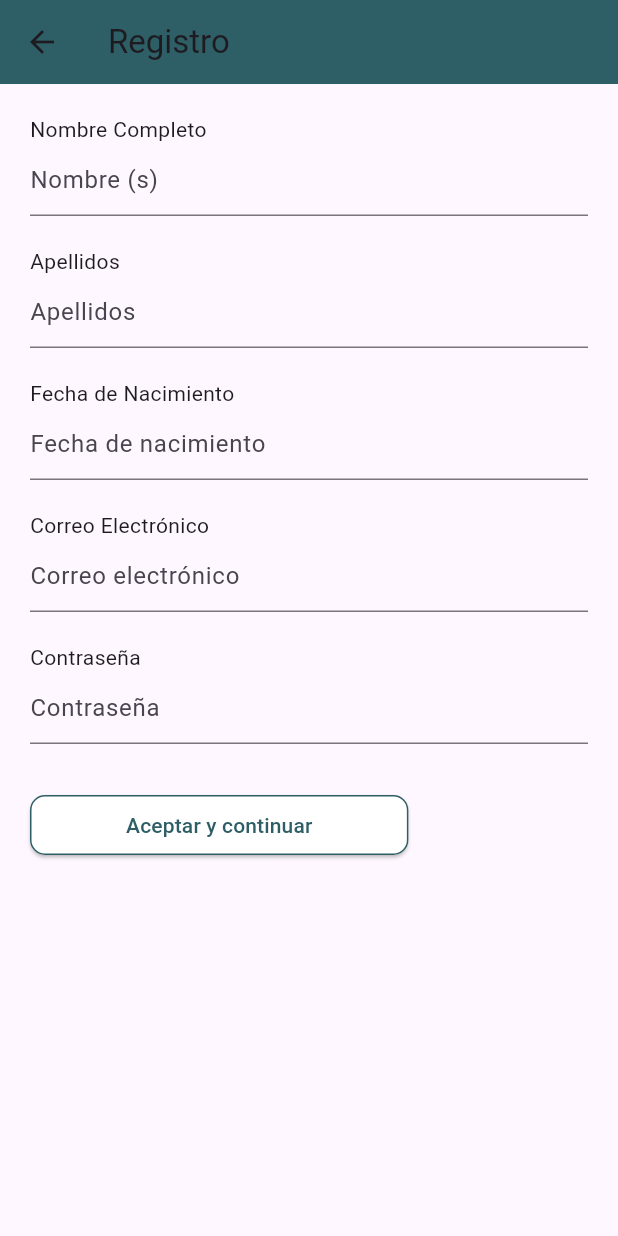
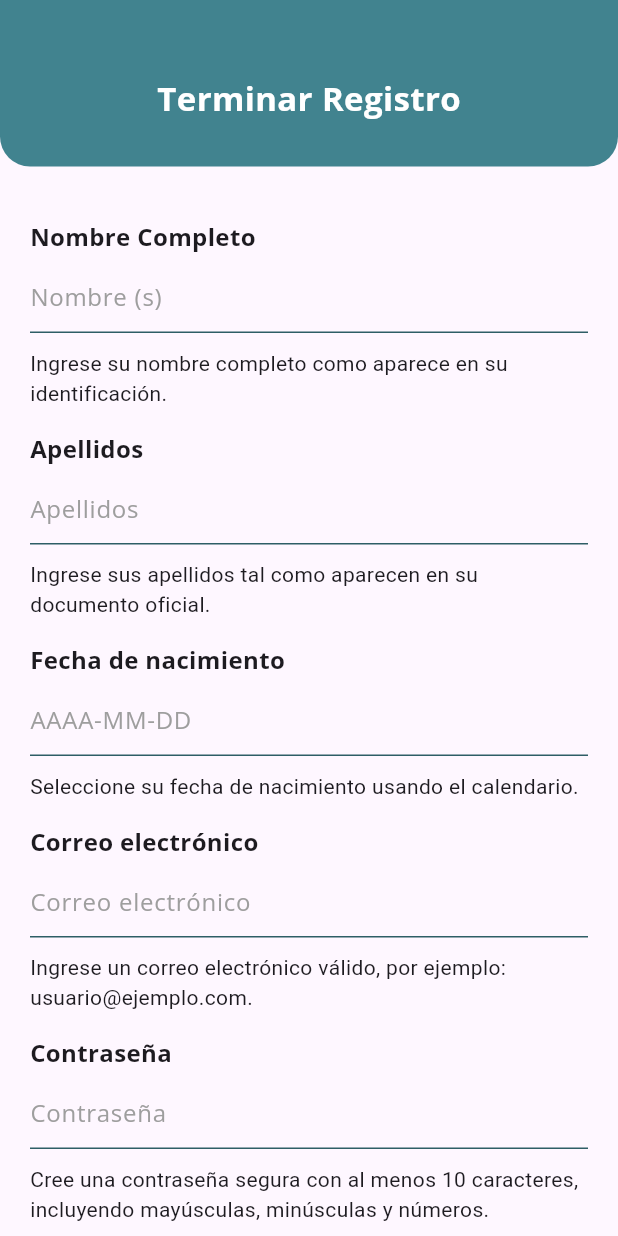
Before and after one commit to Yahir019cx/PoolAndChill, a Flutter app: the RegisterScreen screen opened directly, on a phone screen of 412 x 824 dp. Run offline on Flutter 3.47's test engine with Material 3 defaults, Android fonts, the light colour scheme and no system bars; our stand-ins replace font_awesome_flutter, google_fonts.

Commit message:
Pantalla de registro terminada

```diff
--- a/lib/screens/register_screen.dart
+++ b/lib/screens/register_screen.dart
@@ -1,73 +1,164 @@
 import 'package:flutter/material.dart';
+import 'package:google_fonts/google_fonts.dart';
+import 'login_screen.dart'; // Importamos la pantalla de login
 
-class RegisterScreen extends StatelessWidget {
+class RegisterScreen extends StatefulWidget {
+  @override
+  _RegisterScreenState createState() => _RegisterScreenState();
+}
+
+class _RegisterScreenState extends State<RegisterScreen> {
+  final _formKey = GlobalKey<FormState>();
+  bool _termsAccepted = false;
+  bool _privacyAccepted = false;
+
+  TextEditingController _birthDateController = TextEditingController();
+
+  // Función para seleccionar la fecha de nacimiento con un calendario
+  Future<void> _selectDate(BuildContext context) async {
+    DateTime? pickedDate = await showDatePicker(
+      context: context,
+      initialDate: DateTime.now(),
+      firstDate: DateTime(1900),
+      lastDate: DateTime.now(),
+    );
+    if (pickedDate != null) {
+      setState(() {
+        _birthDateController.text =
+            "${pickedDate.year}-${pickedDate.month.toString().padLeft(2, '0')}-${pickedDate.day.toString().padLeft(2, '0')}";
+      });
+    }
+  }
+
   @override
   Widget build(BuildContext context) {
     return Scaffold(
-      appBar: AppBar(
-        title: Text("Registro"),
-        backgroundColor: Color(0xFF2E5E66),
+      body: SingleChildScrollView(
+        child: Column(
+          children: [
+            // Cabecera estilo
+            Container(
+              width: double.infinity,
+              padding: EdgeInsets.only(top: 50, bottom: 30),
+              decoration: BoxDecoration(
+                color: Color.fromARGB(255, 65, 131, 143),
+                borderRadius: BorderRadius.only(
+                  bottomRight: Radius.circular(20),
+                  bottomLeft: Radius.circular(20),
                 ),
-      body: Padding(
-        padding: EdgeInsets.all(20),
+              ),
+              child: Center(
+                child: Text(
+                  "Terminar Registro",
+                  style: GoogleFonts.openSans(
+                    fontSize: 22,
+                    fontWeight: FontWeight.bold,
+                    color: Colors.white,
+                  ),
+                ),
+              ),
+            ),
+
+            Padding(
+              padding: EdgeInsets.symmetric(horizontal: 20, vertical: 20),
+              child: Form(
+                key: _formKey,
                 child: Column(
                   crossAxisAlignment: CrossAxisAlignment.start,
                   children: [
-            Text("Nombre Completo"),
-            TextField(
-              decoration: InputDecoration(
-                hintText: "Nombre (s)",
-                border: UnderlineInputBorder(),
+                    _buildSectionTitle("Nombre Completo"),
+                    _buildTextField("Nombre (s)"),
+                    Text("Ingrese su nombre completo como aparece en su identificación."),
+
+                    _buildSectionTitle("Apellidos"),
+                    _buildTextField("Apellidos"),
+                    Text("Ingrese sus apellidos tal como aparecen en su documento oficial."),
+
+                    _buildSectionTitle("Fecha de nacimiento"),
+                    GestureDetector(
+                      onTap: () => _selectDate(context),
+                      child: AbsorbPointer(
+                        child: _buildTextField("AAAA-MM-DD", controller: _birthDateController),
                       ),
                     ),
+                    Text("Seleccione su fecha de nacimiento usando el calendario."),
+
+                    _buildSectionTitle("Correo electrónico"),
+                    _buildTextField("Correo electrónico"),
+                    Text("Ingrese un correo electrónico válido, por ejemplo: usuario@ejemplo.com."),
+
+                    _buildSectionTitle("Contraseña"),
+                    _buildTextField("Contraseña", obscureText: true),
+                    Text("Cree una contraseña segura con al menos 10 caracteres, incluyendo mayúsculas, minúsculas y números."),
+
                     SizedBox(height: 20),
-            Text("Apellidos"),
-            TextField(
-              decoration: InputDecoration(
-                hintText: "Apellidos",
-                border: UnderlineInputBorder(),
-              ),
-            ),
+
+                    _buildCheckbox("Acepto los Términos y Condiciones", (value) {
+                      setState(() {
+                        _termsAccepted = value!;
+                      });
+                    }, _termsAccepted),
+
+                    _buildCheckbox("Acepto la Política de Privacidad", (value) {
+                      setState(() {
+                        _privacyAccepted = value!;
+                      });
+                    }, _privacyAccepted),
+
                     SizedBox(height: 20),
-            Text("Fecha de Nacimiento"),
-            TextField(
-              decoration: InputDecoration(
-                hintText: "Fecha de nacimiento",
-                border: UnderlineInputBorder(),
-              ),
-            ),
-            SizedBox(height: 20),
-            Text("Correo Electrónico"),
-            TextField(
-              decoration: InputDecoration(
-                hintText: "Correo electrónico",
-                border: UnderlineInputBorder(),
-              ),
-            ),
-            SizedBox(height: 20),
-            Text("Contraseña"),
-            TextField(
-              obscureText: true,
-              decoration: InputDecoration(
-                hintText: "Contraseña",
-                border: UnderlineInputBorder(),
-              ),
-            ),
-            SizedBox(height: 30),
-            ElevatedButton(
-              onPressed: () {},
+
+                    // Botón Aceptar y continuar
+                    Center(
+                      child: ElevatedButton(
+                        onPressed: _termsAccepted &&
+                                _privacyAccepted &&
+                                _formKey.currentState!.validate()
+                            ? () {
+                                if (_formKey.currentState!.validate()) {
+                                  // Lógica de registro
+                                }
+                              }
+                            : null,
                         style: ElevatedButton.styleFrom(
                           backgroundColor: Colors.white,
                           side: BorderSide(color: Color(0xFF2E5E66)),
                           shape: RoundedRectangleBorder(
                             borderRadius: BorderRadius.circular(10),
                           ),
+                          padding: EdgeInsets.symmetric(horizontal: 40, vertical: 15),
                         ),
-              child: Padding(
-                padding: EdgeInsets.symmetric(horizontal: 40, vertical: 10),
                         child: Text(
                           "Aceptar y continuar",
-                  style: TextStyle(color: Color(0xFF2E5E66)),
+                          style: GoogleFonts.openSans(
+                            color: Color(0xFF2E5E66),
+                            fontWeight: FontWeight.bold,
+                          ),
+                        ),
+                      ),
+                    ),
+
+                    SizedBox(height: 20),
+
+                    // Texto "¿Ya tienes cuenta? Inicia sesión"
+                    Center(
+                      child: GestureDetector(
+                        onTap: () {
+                          Navigator.push(context,
+                              MaterialPageRoute(builder: (context) => LoginScreen()));
+                        },
+                        child: Text(
+                          "¿Ya tienes cuenta? Inicia sesión",
+                          style: GoogleFonts.openSans(
+                            fontSize: 14,
+                            color: Colors.black87,
+                            decoration: TextDecoration.underline,
+                          ),
+                        ),
+                      ),
+                    ),
+
+                    SizedBox(height: 30),
+                  ],
                 ),
               ),
             ),
@@ -76,4 +167,53 @@ class RegisterScreen extends StatelessWidget {
       ),
     );
   }
+
+  // Método para crear títulos de secciones
+  Widget _buildSectionTitle(String title) {
+    return Padding(
+      padding: EdgeInsets.only(top: 15, bottom: 5),
+      child: Text(
+        title,
+        style: GoogleFonts.openSans(fontWeight: FontWeight.bold, fontSize: 16),
+      ),
+    );
   }
+
+  // Método para crear campos de texto con validación opcional
+  Widget _buildTextField(String hint,
+      {bool obscureText = false, TextEditingController? controller}) {
+    return Padding(
+      padding: EdgeInsets.only(bottom: 10),
+      child: TextFormField(
+        controller: controller,
+        obscureText: obscureText,
+        decoration: InputDecoration(
+          hintText: hint,
+          hintStyle: GoogleFonts.openSans(color: Colors.grey),
+          enabledBorder: UnderlineInputBorder(
+            borderSide: BorderSide(color: Color(0xFF2E5E66)),
+          ),
+          focusedBorder: UnderlineInputBorder(
+            borderSide: BorderSide(color: Color(0xFF2E5E66), width: 2),
+          ),
+        ),
+      ),
+    );
+  }
+
+  // Método para crear Checkboxes de términos y privacidad
+  Widget _buildCheckbox(String text, Function(bool?) onChanged, bool value) {
+    return Row(
+      children: [
+        Checkbox(
+          value: value,
+          onChanged: onChanged,
+          activeColor: Color(0xFF2E5E66),
+        ),
+        Expanded(
+          child: Text(text, style: GoogleFonts.openSans(fontSize: 14)),
+        ),
+      ],
+    );
+  }
+}
```
Lines whose indentation alone changed are shown as unchanged.
